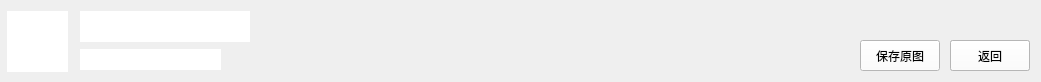
Old version of the form qtcreatorFile/infoFrame.ui in the repository TigaNoEnemy/PixivProject.
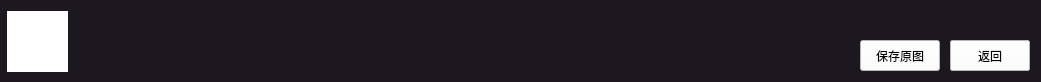
New version of the form. Custom widgets are drawn as their Qt base class.

Patch:
```diff
--- a/qtcreatorFile/infoFrame.ui
+++ b/qtcreatorFile/infoFrame.ui
@@ -13,6 +13,9 @@
   <property name="windowTitle">
    <string>Frame</string>
   </property>
+  <property name="styleSheet">
+   <string notr="true">background-color: rgb(29, 23, 31);</string>
+  </property>
   <widget class="Show_Head_Label" name="user_pic_label">
    <property name="geometry">
     <rect>
@@ -39,7 +42,7 @@
     </rect>
    </property>
    <property name="styleSheet">
-    <string notr="true">background-color: rgba(255, 255, 255, 255);
+    <string notr="true">background-color: rgba(255, 255, 255, 0);
 color: rgb(255, 255, 255);</string>
    </property>
    <property name="text">
@@ -107,7 +110,7 @@
     </rect>
    </property>
    <property name="styleSheet">
-    <string notr="true">background-color: rgba(255, 255, 255, 255);
+    <string notr="true">background-color: rgba(255, 255, 255, 0);
 color: rgb(255, 255, 255);</string>
    </property>
    <property name="text">
@@ -117,6 +120,20 @@
     <bool>true</bool>
    </property>
   </widget>
+  <widget class="text_scroll" name="text_scroll">
+   <property name="geometry">
+    <rect>
+     <x>260</x>
+     <y>0</y>
+     <width>521</width>
+     <height>81</height>
+    </rect>
+   </property>
+   <property name="styleSheet">
+    <string notr="true">background-color: rgba(255, 255, 255, 0);
+color: rgb(255, 255, 255);</string>
+   </property>
+  </widget>
  </widget>
  <customwidgets>
   <customwidget>
@@ -124,6 +141,16 @@
    <extends>QLabel</extends>
    <header>Pixiv_Widget.My_Widget.h</header>
   </customwidget>
+  <customwidget>
+   <class>my_label</class>
+   <extends>QLabel</extends>
+   <header>Pixiv_Widget.My_Label.h</header>
+  </customwidget>
+  <customwidget>
+   <class>text_scroll</class>
+   <extends>QTextEdit</extends>
+   <header>Pixiv_Widget.Text_Scroll.h</header>
+  </customwidget>
  </customwidgets>
  <resources/>
  <connections/>
```
Left out of the diff: 2 changed lines with no effect on the pictures.
